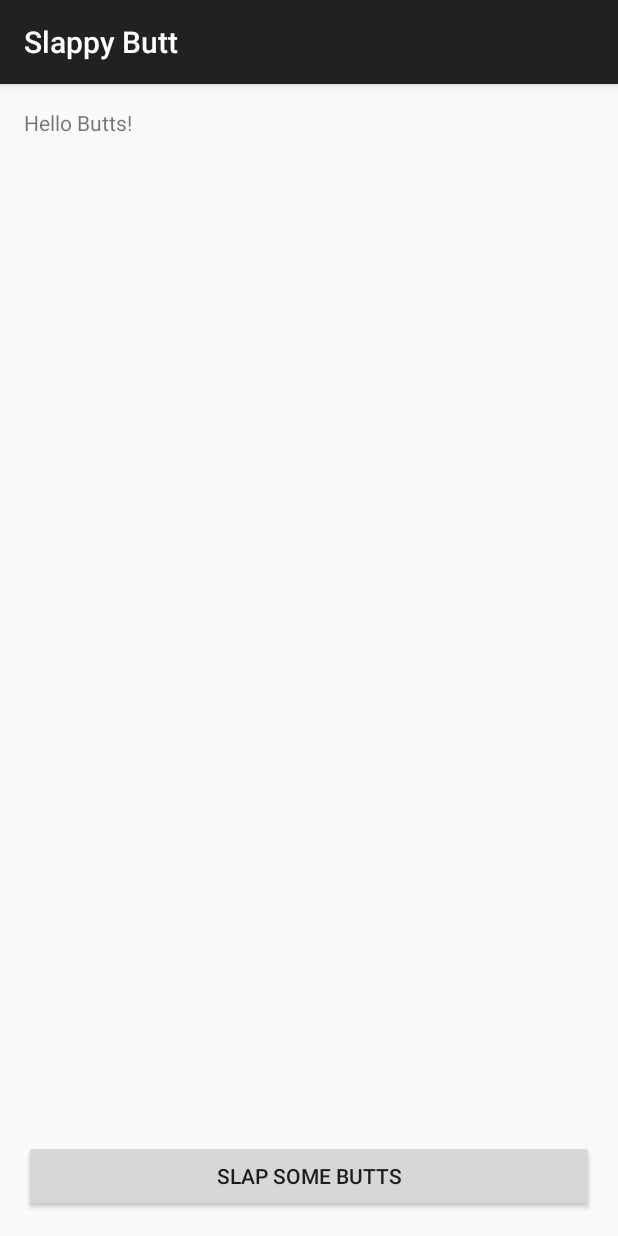
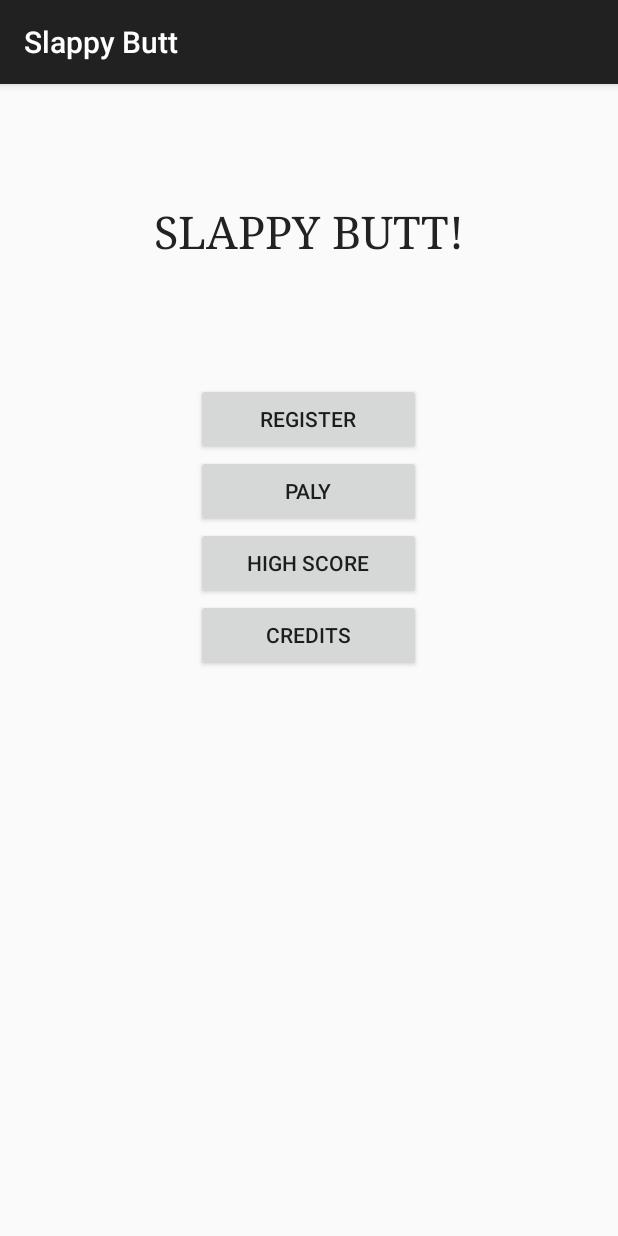
Before and after one commit to the-butts/slappy-butt-android, an Android app: the screen it shows after launch (MainActivity), on a phone screen of 412 x 824 dp. Run offline under Robolectric (Android 15) with nearby library versions, the phone set to English and light mode, and no system bars.

Commit message:
Register

```diff
--- a/SlappyButt/app/src/main/java/com/thebutts/slappybutt/MainActivity.java
+++ b/SlappyButt/app/src/main/java/com/thebutts/slappybutt/MainActivity.java
@@ -7,6 +7,8 @@ import android.view.View;
 import android.widget.Button;
 
 public class MainActivity extends ActionBarActivity {
+
+    public final static String apiURL = "http://localhost:4380/";
 
     @Override
     protected void onCreate(Bundle savedInstanceState) {
@@ -24,10 +26,23 @@ public class MainActivity extends ActionBarActivity {
                 MainActivity.this.onClickStartFreeSlapping((Button) v);
             }
         });
+
+        Button secondButton = (Button) findViewById(R.id.register);
+        secondButton.setOnClickListener(new View.OnClickListener() {
+            @Override
+            public void onClick(View v) {
+                MainActivity.this.onClickStartRegister((Button) v);
+            }
+        });
     }
 
     private void onClickStartFreeSlapping(Button b) {
         Intent intent = new Intent(this, FreeSlappingActivity.class);
         startActivity(intent);
     }
+
+    private void onClickStartRegister(Button b) {
+        Intent intent = new Intent(this, RegisterActivity.class);
+        startActivity(intent);
+    }
 }
--- a/SlappyButt/app/src/main/res/layout/activity_main.xml
+++ b/SlappyButt/app/src/main/res/layout/activity_main.xml
@@ -12,19 +12,53 @@
     <TextView
         android:layout_width="wrap_content"
         android:layout_height="wrap_content"
-        android:text="Hello Butts!" />
+        android:typeface="serif"
+        android:textColor="@color/text_color"
+        android:textSize="30dp"
+        android:textAllCaps="true"
+        android:text="Slappy Butt!"
+        android:id="@+id/textView"
+        android:layout_alignParentTop="true"
+        android:layout_alignParentRight="true"
+        android:layout_alignParentEnd="true"
+        android:layout_marginTop="62dp"
+        android:layout_alignParentStart="true"
+        android:textAlignment="center" />
 
     <Button
-        android:layout_width="wrap_content"
+        android:layout_width="150dp"
         android:layout_height="wrap_content"
-        android:text="Slap some butts"
+        android:text="Register"
+        android:id="@+id/register"
+        android:layout_below="@+id/textView"
+        android:layout_centerHorizontal="true"
+        android:layout_marginTop="81dp" />
+
+    <Button
+        android:layout_width="150dp"
+        android:layout_height="wrap_content"
+        android:text="Paly"
         android:id="@+id/btn_start_free_slapping"
-        android:layout_alignParentBottom="true"
-        android:layout_alignParentLeft="true"
-        android:layout_alignParentStart="true"
-        android:layout_alignParentRight="true"
-        android:layout_alignParentEnd="true"
-        android:onClick=""/>
+        android:layout_below="@+id/register"
+        android:layout_alignLeft="@+id/register"
+        android:layout_alignStart="@+id/register" />
 
+    <Button
+        android:layout_width="150dp"
+        android:layout_height="wrap_content"
+        android:text="High Score"
+        android:id="@+id/highScoreButton"
+        android:layout_below="@+id/btn_start_free_slapping"
+        android:layout_alignLeft="@+id/btn_start_free_slapping"
+        android:layout_alignStart="@+id/btn_start_free_slapping" />
+
+    <Button
+        android:layout_width="150dp"
+        android:layout_height="wrap_content"
+        android:text="Credits"
+        android:id="@+id/button4"
+        android:layout_below="@+id/highScoreButton"
+        android:layout_alignLeft="@+id/highScoreButton"
+        android:layout_alignStart="@+id/highScoreButton" />
 
 </RelativeLayout>
--- a/SlappyButt/app/src/main/res/values/colors.xml
+++ b/SlappyButt/app/src/main/res/values/colors.xml
@@ -1,5 +1,6 @@
 <resources>
 
     <color name="black_overlay">#66000000</color>
+    <color name="text_color">#222222</color>
 
 </resources>
--- a/SlappyButt/app/src/main/res/values/strings.xml
+++ b/SlappyButt/app/src/main/res/values/strings.xml
@@ -4,4 +4,5 @@
     <string name="title_activity_free_game">Free Slapping</string>
     <string name="dummy_button">Dummy Button</string>
     <string name="dummy_content">DUMMY\nCONTENT</string>
+    <string name="title_activity_result">Results</string>
 </resources>
```
Also changed, not shown: SlappyButt/app/src/main/AndroidManifest.xml (+8 -2 lines), SlappyButt/app/src/main/java/com/thebutts/slappybutt/RegisterActivity.java (added, +104 -0 lines), SlappyButt/app/src/main/res/layout/activity_register.xml (added, +112 -0 lines).
